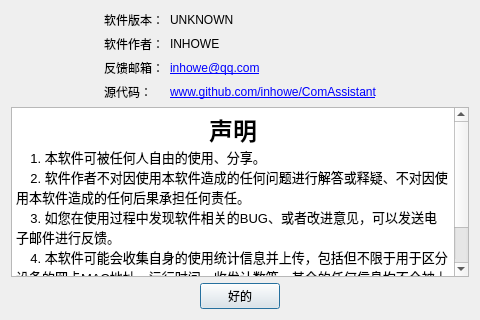
DukeHouse/ComAssistant, file ComAssistant/ui/about_me_dialog.ui: the form before one commit.
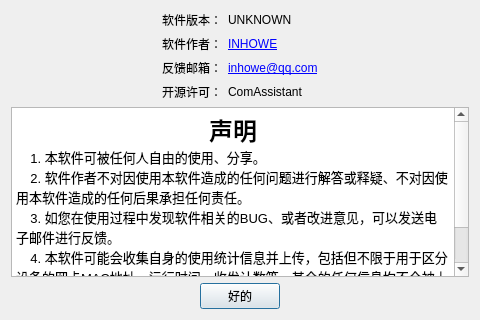
The form after the commit.

Commit message: 修改关于我对话框显示内容;调整帮助文档;统计显示移到关于我对话框

Diff of the .ui file:
```diff
--- a/ComAssistant/ui/about_me_dialog.ui
+++ b/ComAssistant/ui/about_me_dialog.ui
@@ -55,7 +55,10 @@
        <item row="1" column="1">
         <widget class="QLabel" name="name">
          <property name="text">
-          <string>&lt;html&gt;&lt;head/&gt;&lt;body&gt;&lt;p&gt;INHOWE&lt;/p&gt;&lt;/body&gt;&lt;/html&gt;</string>
+          <string>&lt;a href=&quot;www.github.com/inhowe/&quot;&gt;INHOWE&lt;/a&gt;</string>
+         </property>
+         <property name="openExternalLinks">
+          <bool>true</bool>
          </property>
         </widget>
        </item>
@@ -79,14 +82,14 @@
           <bool>true</bool>
          </property>
          <property name="text">
-          <string>源代码：</string>
+          <string>开源许可：</string>
          </property>
         </widget>
        </item>
        <item row="3" column="1">
         <widget class="QLabel" name="githubUrl">
          <property name="text">
-          <string>&lt;a href=&quot;www.github.com/inhowe/ComAssistant&quot;&gt;www.github.com/inhowe/ComAssistant&lt;/a&gt;</string>
+          <string>ComAssistant</string>
          </property>
         </widget>
        </item>
```
The commit also changes 6 other files.
